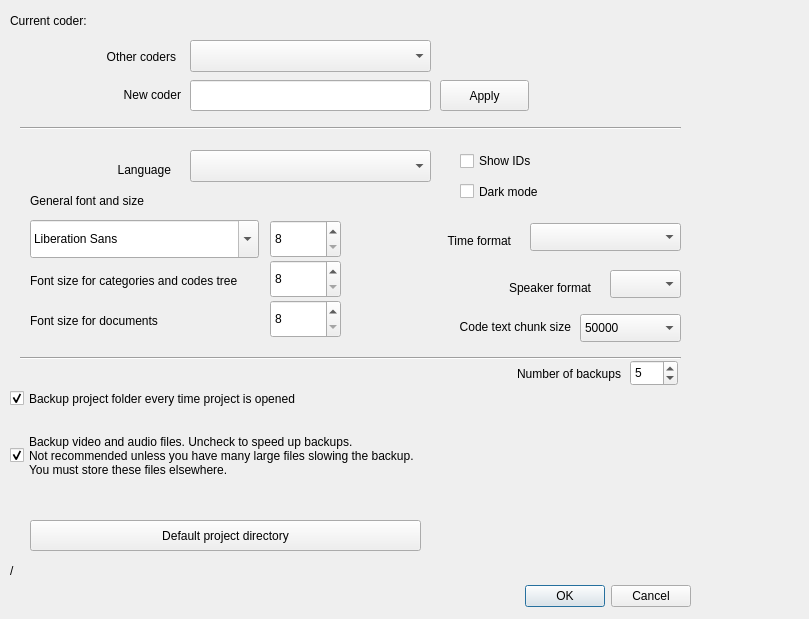
This is GUI_UIs/ui_dialog_settings.ui in ccbogel/QualCoder as Qt 5 draws it before an edit. The edited form follows.
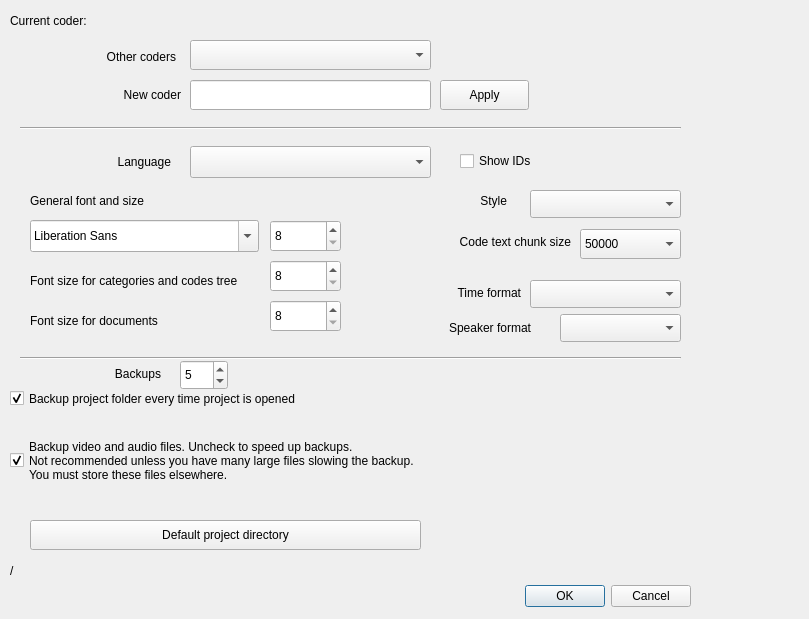
This is the edited form.

What changed in the file:
```diff
--- a/GUI_UIs/ui_dialog_settings.ui
+++ b/GUI_UIs/ui_dialog_settings.ui
@@ -41,7 +41,7 @@
      <x>190</x>
      <y>80</y>
      <width>241</width>
-     <height>31</height>
+     <height>30</height>
     </rect>
    </property>
   </widget>
@@ -67,7 +67,7 @@
      <x>30</x>
      <y>220</y>
      <width>229</width>
-     <height>38</height>
+     <height>32</height>
     </rect>
    </property>
   </widget>
@@ -77,7 +77,7 @@
      <x>270</x>
      <y>220</y>
      <width>71</width>
-     <height>38</height>
+     <height>32</height>
     </rect>
    </property>
    <property name="minimum">
@@ -138,7 +138,7 @@
      <x>30</x>
      <y>520</y>
      <width>391</width>
-     <height>31</height>
+     <height>30</height>
     </rect>
    </property>
    <property name="text">
@@ -170,7 +170,7 @@
      <x>190</x>
      <y>40</y>
      <width>241</width>
-     <height>32</height>
+     <height>30</height>
     </rect>
    </property>
   </widget>
@@ -196,7 +196,7 @@
      <x>270</x>
      <y>260</y>
      <width>71</width>
-     <height>38</height>
+     <height>32</height>
     </rect>
    </property>
    <property name="minimum">
@@ -213,7 +213,7 @@
    <property name="geometry">
     <rect>
      <x>20</x>
-     <y>160</y>
+     <y>152</y>
      <width>151</width>
      <height>20</height>
     </rect>
@@ -229,7 +229,7 @@
    <property name="geometry">
     <rect>
      <x>190</x>
-     <y>150</y>
+     <y>146</y>
      <width>241</width>
      <height>32</height>
     </rect>
@@ -243,7 +243,7 @@
     <rect>
      <x>10</x>
      <y>388</y>
-     <width>511</width>
+     <width>691</width>
      <height>21</height>
     </rect>
    </property>
@@ -260,7 +260,7 @@
      <x>10</x>
      <y>410</y>
      <width>761</width>
-     <height>91</height>
+     <height>101</height>
     </rect>
    </property>
    <property name="text">
@@ -275,9 +275,9 @@
   <widget class="QLabel" name="label_5">
    <property name="geometry">
     <rect>
-     <x>370</x>
-     <y>230</y>
-     <width>141</width>
+     <x>360</x>
+     <y>282</y>
+     <width>161</width>
      <height>21</height>
     </rect>
    </property>
@@ -295,7 +295,7 @@
    <property name="geometry">
     <rect>
      <x>530</x>
-     <y>223</y>
+     <y>280</y>
      <width>151</width>
      <height>28</height>
     </rect>
@@ -304,9 +304,9 @@
   <widget class="QLabel" name="label_6">
    <property name="geometry">
     <rect>
-     <x>390</x>
-     <y>277</y>
-     <width>201</width>
+     <x>350</x>
+     <y>317</y>
+     <width>181</width>
      <height>21</height>
     </rect>
    </property>
@@ -323,9 +323,9 @@
   <widget class="QComboBox" name="comboBox_speaker">
    <property name="geometry">
     <rect>
-     <x>610</x>
-     <y>270</y>
-     <width>71</width>
+     <x>560</x>
+     <y>314</y>
+     <width>121</width>
      <height>28</height>
     </rect>
    </property>
@@ -352,7 +352,7 @@
      <x>270</x>
      <y>300</y>
      <width>71</width>
-     <height>38</height>
+     <height>32</height>
     </rect>
    </property>
    <property name="minimum">
@@ -365,19 +365,6 @@
     <number>2</number>
    </property>
   </widget>
-  <widget class="QCheckBox" name="checkBox_dark_mode">
-   <property name="geometry">
-    <rect>
-     <x>460</x>
-     <y>180</y>
-     <width>191</width>
-     <height>23</height>
-    </rect>
-   </property>
-   <property name="text">
-    <string>Dark mode</string>
-   </property>
-  </widget>
   <widget class="QLabel" name="label_current_coder">
    <property name="geometry">
     <rect>
@@ -397,14 +384,14 @@
   <widget class="QLabel" name="label_backups_to_keep">
    <property name="geometry">
     <rect>
-     <x>350</x>
+     <x>20</x>
      <y>360</y>
-     <width>271</width>
+     <width>141</width>
      <height>21</height>
     </rect>
    </property>
    <property name="text">
-    <string>Number of backups</string>
+    <string>Backups</string>
    </property>
    <property name="alignment">
     <set>Qt::AlignBottom|Qt::AlignRight|Qt::AlignTrailing</set>
@@ -416,10 +403,10 @@
   <widget class="QSpinBox" name="spinBox_backups">
    <property name="geometry">
     <rect>
-     <x>630</x>
+     <x>180</x>
      <y>360</y>
      <width>48</width>
-     <height>26</height>
+     <height>30</height>
     </rect>
    </property>
    <property name="minimum">
@@ -438,7 +425,7 @@
      <x>440</x>
      <y>80</y>
      <width>89</width>
-     <height>31</height>
+     <height>30</height>
     </rect>
    </property>
    <property name="toolTip">
@@ -479,7 +466,7 @@
    <property name="geometry">
     <rect>
      <x>360</x>
-     <y>315</y>
+     <y>230</y>
      <width>211</width>
      <height>24</height>
     </rect>
@@ -498,9 +485,9 @@
    <property name="geometry">
     <rect>
      <x>580</x>
-     <y>314</y>
+     <y>229</y>
      <width>101</width>
-     <height>28</height>
+     <height>30</height>
     </rect>
    </property>
    <item>
@@ -524,6 +511,32 @@
     </property>
    </item>
   </widget>
+  <widget class="QComboBox" name="comboBox_style">
+   <property name="geometry">
+    <rect>
+     <x>530</x>
+     <y>190</y>
+     <width>151</width>
+     <height>28</height>
+    </rect>
+   </property>
+  </widget>
+  <widget class="QLabel" name="label_style">
+   <property name="geometry">
+    <rect>
+     <x>386</x>
+     <y>190</y>
+     <width>121</width>
+     <height>21</height>
+    </rect>
+   </property>
+   <property name="text">
+    <string>Style</string>
+   </property>
+   <property name="alignment">
+    <set>Qt::AlignRight|Qt::AlignTrailing|Qt::AlignVCenter</set>
+   </property>
+  </widget>
  </widget>
  <tabstops>
   <tabstop>lineEdit_coderName</tabstop>
```
